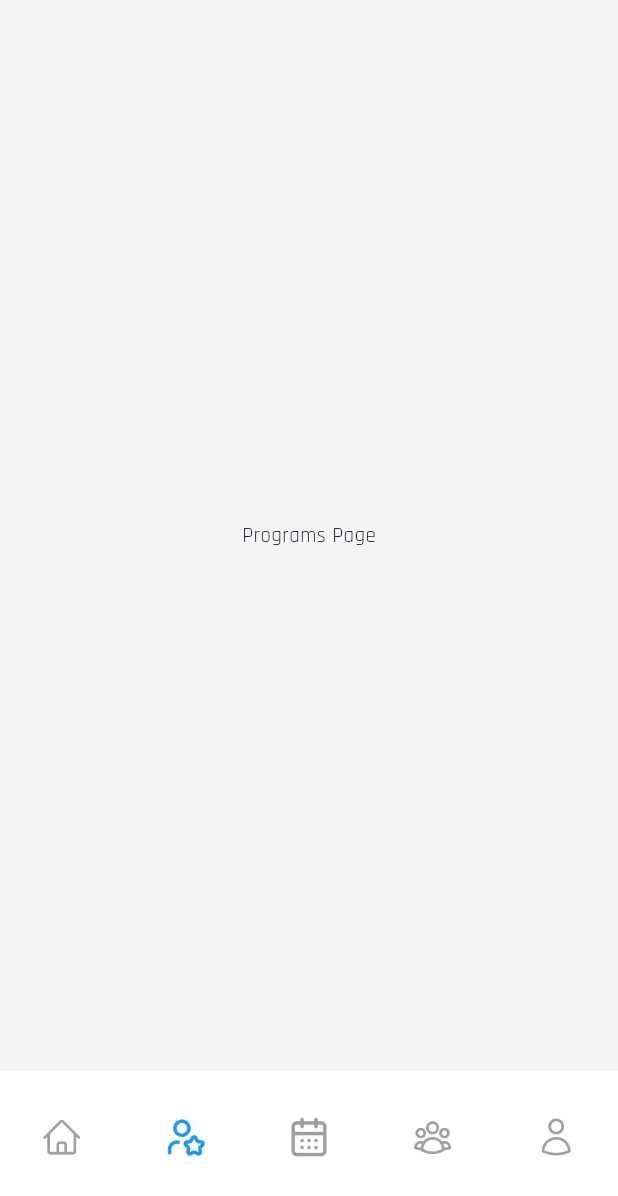
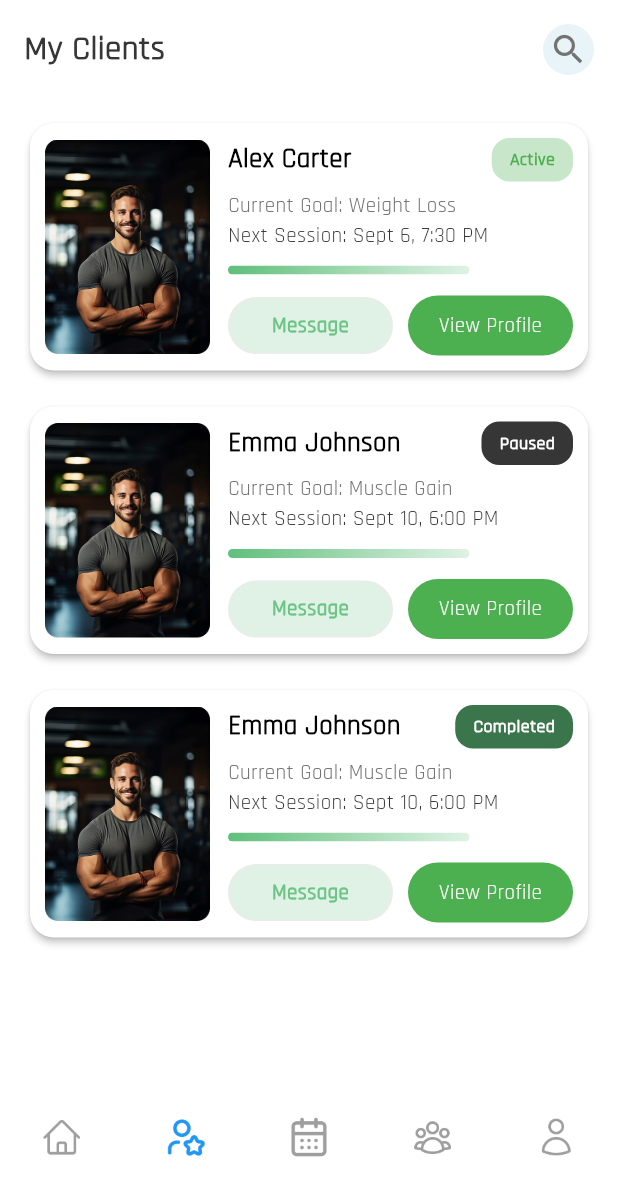
Before and after one commit to Dev-Ninjas-Backup/gokul_ramk, a Flutter app: the NavBarScreen screen opened by its route, item 2 of the bottom bar chosen, on a phone screen of 412 x 824 dp. Shown: the top 1196 px of the screen. Run offline on Flutter 3.47's test engine with Material 3 defaults, Android fonts, the phone set to English and light mode, and no system bars; our stand-ins replace carousel_slider, flutter_easyloading, flutter_screenutil, get, google_fonts, pinput and 1 more; missing offline and left inert: country_state_city_pro; accounts and stored records are empty.

Commit message:
my clients screen created

```diff
--- a/lib/core/utils/constants/imagepath.dart
+++ b/lib/core/utils/constants/imagepath.dart
@@ -9,4 +9,5 @@ class Imagepath {
   static String forgotBackground = 'assets/images/forgot_background.png';
   static String forgotMessage = 'assets/images/message_forgot.png';
   static String forgotEmail = 'assets/images/email_forgot.png';
+  static String trainer = 'assets/images/trainer.png';
 }
--- a/lib/features/trainer/bottom_navbar/screen/custom_navbar.dart
+++ b/lib/features/trainer/bottom_navbar/screen/custom_navbar.dart
@@ -1,6 +1,7 @@
 import 'package:flutter/material.dart';
 import 'package:get/get.dart';
 import 'package:gokul_ramk/features/trainer/bottom_navbar/controller/navbar_controller.dart';
+import 'package:gokul_ramk/features/trainer/my_clients/my_clients_screen/screen/my_clients_screen.dart';
 
 import '../../home/home_screen/screen/home_screen.dart';
 import '../../../../core/utils/constants/icon_path.dart';
@@ -14,7 +15,7 @@ class NavBarScreen extends StatelessWidget {
 
     final List<Widget> pages = [
       const HomeScreen(),
-      const Center(child: Text("Programs Page")),
+      const MyClientsScreen(),
       const Center(child: Text("Calendar Page")),
       const Center(child: Text("Group Page")),
       const Center(child: Text("Profile Page")),
@@ -28,13 +29,7 @@ class NavBarScreen extends StatelessWidget {
       IconPath.peopleIcon,
     ];
 
-    final List<String> labels = [
-      "",
-      "",
-      "",
-      "",
-      "",
-    ];
+    final List<String> labels = ["", "", "", "", ""];
 
     return Obx(
       () => Scaffold(
--- /dev/null
+++ b/lib/features/trainer/my_clients/my_clients_screen/controller/client_card_controller.dart
@@ -0,0 +1,29 @@
+import 'package:get/get.dart';
+import 'package:gokul_ramk/core/utils/constants/imagepath.dart';
+import 'package:gokul_ramk/features/trainer/my_clients/my_clients_screen/model/client_card_model.dart';
+
+class ClientCardController extends GetxController {
+  final trainer = <ClientCardModel>[
+    ClientCardModel(
+      name: "Alex Carter",
+      goal: "Weight Loss",
+      nextSession: "Sept 6, 7:30 PM",
+      imageUrl: Imagepath.trainer,
+      status: 'active',
+    ),
+    ClientCardModel(
+      name: "Emma Johnson",
+      goal: "Muscle Gain",
+      nextSession: "Sept 10, 6:00 PM",
+      imageUrl: Imagepath.trainer,
+      status: 'paused',
+    ),
+    ClientCardModel(
+      name: "Emma Johnson",
+      goal: "Muscle Gain",
+      nextSession: "Sept 10, 6:00 PM",
+      imageUrl: Imagepath.trainer,
+      status: 'completed',
+    ),
+  ].obs;
+}
--- /dev/null
+++ b/lib/features/trainer/my_clients/my_clients_screen/model/client_card_model.dart
@@ -0,0 +1,14 @@
+class ClientCardModel {
+  final String name;
+  final String goal;
+  final String nextSession;
+  final String imageUrl;
+  final String status;
+  ClientCardModel({
+    required this.name,
+    required this.goal,
+    required this.nextSession,
+    required this.imageUrl,
+    this.status = "",
+  });
+}
--- /dev/null
+++ b/lib/features/trainer/my_clients/my_clients_screen/screen/my_clients_screen.dart
@@ -0,0 +1,69 @@
+import 'package:flutter/material.dart';
+import 'package:get/get.dart';
+import 'package:gokul_ramk/core/common/styles/global_text_style.dart';
+import 'package:gokul_ramk/core/utils/constants/colors.dart';
+import 'package:gokul_ramk/features/trainer/my_clients/my_clients_screen/controller/client_card_controller.dart';
+import 'package:gokul_ramk/features/trainer/my_clients/my_clients_screen/widgets/client_card_widget.dart';
+
+class MyClientsScreen extends StatelessWidget {
+  const MyClientsScreen({super.key});
+
+  @override
+  Widget build(BuildContext context) {
+    final controller = Get.put(ClientCardController());
+
+    return Scaffold(
+      backgroundColor: AppColors.background,
+      body: SafeArea(
+        child: Padding(
+          padding: EdgeInsets.all(16),
+          child: Column(
+            children: [
+              Row(
+                mainAxisAlignment: MainAxisAlignment.start,
+                children: [
+                  Text(
+                    'My Clients',
+                    style: getTextStyle(
+                      fontSize: 22,
+                      fontWeight: FontWeight.w700,
+                      color: AppColors.primaryFontColor,
+                    ),
+                  ),
+                  Spacer(),
+                  Container(
+                    height: 34,
+                    width: 34,
+                    decoration: BoxDecoration(
+                      borderRadius: BorderRadius.circular(25),
+                      color: AppColors.secondaryButtonColor,
+                    ),
+                    child: Icon(
+                      Icons.search,
+                      size: 26,
+                      color: AppColors.secondaryFontColor,
+                    ),
+                  ),
+                ],
+              ),
+
+              SizedBox(height: 20),
+
+              Expanded(
+                child: Obx(() {
+                  return ListView.builder(
+                    itemCount: controller.trainer.length,
+                    itemBuilder: (context, index) {
+                      final trainer = controller.trainer[index];
+                      return ClientCardWidget(trainer: trainer);
+                    },
+                  );
+                }),
+              ),
+            ],
+          ),
+        ),
+      ),
+    );
+  }
+}
--- /dev/null
+++ b/lib/features/trainer/my_clients/my_clients_screen/widgets/client_card_widget.dart
@@ -0,0 +1,184 @@
+import 'package:flutter/material.dart';
+import 'package:get/get.dart';
+import 'package:gokul_ramk/core/common/styles/global_text_style.dart';
+import 'package:gokul_ramk/core/utils/constants/colors.dart';
+import 'package:gokul_ramk/features/trainer/my_clients/my_clients_screen/model/client_card_model.dart';
+
+class ClientCardWidget extends StatelessWidget {
+  final ClientCardModel trainer;
+
+  const ClientCardWidget({super.key, required this.trainer});
+
+  @override
+  Widget build(BuildContext context) {
+    return Padding(
+      padding: EdgeInsets.symmetric(vertical: 8.0),
+      child: Card(
+        color: AppColors.background,
+        elevation: 2,
+        shape: RoundedRectangleBorder(borderRadius: BorderRadius.circular(16)),
+        child: Padding(
+          padding: EdgeInsets.all(10),
+          child: Row(
+            children: [
+              ClipRRect(
+                borderRadius: BorderRadius.circular(6),
+                child: Image.asset(
+                  trainer.imageUrl,
+                  width: 110,
+                  fit: BoxFit.cover,
+                ),
+              ),
+              SizedBox(width: 12),
+              Expanded(
+                child: Column(
+                  crossAxisAlignment: CrossAxisAlignment.start,
+                  children: [
+                    Row(
+                      mainAxisAlignment: MainAxisAlignment.spaceBetween,
+                      children: [
+                        Text(
+                          trainer.name,
+                          style: getTextStyle(
+                            fontSize: 18,
+                            fontWeight: FontWeight.w600,
+                          ),
+                        ),
+                        Container(
+                          padding: EdgeInsets.symmetric(
+                            horizontal: 12,
+                            vertical: 6,
+                          ),
+                          decoration: BoxDecoration(
+                            color: trainer.status == "active"
+                                ? Colors.green.shade100
+                                : trainer.status == "paused"
+                                ? Color(0XFF363636)
+                                : Color(0XFF3B754B),
+                            borderRadius: BorderRadius.circular(12),
+                          ),
+                          child: Text(
+                            trainer.status.capitalizeFirst ?? trainer.status,
+                            style: getTextStyle(
+                              fontSize: 12,
+                              color: trainer.status == "active"
+                                  ? Colors.green
+                                  : trainer.status == "paused"
+                                  ? Colors.white
+                                  : Colors.white,
+                              fontWeight: FontWeight.w600,
+                            ),
+                          ),
+                        ),
+                      ],
+                    ),
+                    SizedBox(height: 6),
+                    Text(
+                      "Current Goal: ${trainer.goal}",
+                      style: getTextStyle(
+                        fontSize: 14,
+                        color: AppColors.secondaryFontColor,
+                        fontWeight: FontWeight.w500,
+                      ),
+                    ),
+                    Text(
+                      "Next Session: ${trainer.nextSession}",
+                      style: getTextStyle(
+                        fontSize: 14,
+                        color: AppColors.primaryFontColor,
+                        fontWeight: FontWeight.w500,
+                      ),
+                    ),
+                    SizedBox(height: 10),
+                    Container(
+                      height: 6,
+                      decoration: BoxDecoration(
+                        borderRadius: BorderRadius.circular(4),
+                        color: AppColors.background,
+                      ),
+                      child: ClipRRect(
+                        borderRadius: BorderRadius.circular(4),
+                        child: FractionallySizedBox(
+                          alignment: Alignment.centerLeft,
+                          widthFactor: 0.7,
+                          child: Container(
+                            decoration: BoxDecoration(
+                              gradient: LinearGradient(
+                                colors: [
+                                  AppColors.primaryColor,
+                                  AppColors.primaryColor.withValues(alpha: 0.2),
+                                ],
+                                begin: Alignment.centerLeft,
+                                end: Alignment.centerRight,
+                              ),
+                            ),
+                          ),
+                        ),
+                      ),
+                    ),
+
+                    SizedBox(height: 14),
+                    Row(
+                      children: [
+                        Expanded(
+                          child: GestureDetector(
+                            onTap: () {},
+                            child: Container(
+                              padding: EdgeInsets.symmetric(vertical: 8),
+                              decoration: BoxDecoration(
+                                color: AppColors.primaryColor.withValues(
+                                  alpha: .2,
+                                ),
+                                border: Border.all(
+                                  color: AppColors.borderColor,
+                                ),
+                                borderRadius: BorderRadius.circular(20),
+                              ),
+                              alignment: Alignment.center,
+                              child: Text(
+                                "Message",
+                                style: getTextStyle(
+                                  fontSize: 14,
+                                  fontWeight: FontWeight.w600,
+                                  color: AppColors.primaryColor.withValues(
+                                    alpha: .9,
+                                  ),
+                                ),
+                              ),
+                            ),
+                          ),
+                        ),
+                        SizedBox(width: 10),
+                        Expanded(
+                          child: GestureDetector(
+                            onTap: () {},
+                            child: Container(
+                              padding: EdgeInsets.symmetric(vertical: 10),
+                              decoration: BoxDecoration(
+                                color: Colors.green,
+                                borderRadius: BorderRadius.circular(20),
+                              ),
+                              alignment: Alignment.center,
+                              child: Text(
+                                "View Profile",
+                                style: getTextStyle(
+                                  fontSize: 14,
+                                  fontWeight: FontWeight.w500,
+                                  color: AppColors.textFieldFillColor,
+                                ),
+                              ),
+                            ),
+                          ),
+                        ),
+                      ],
+                    ),
+                  ],
+                ),
+              ),
+            ],
+          ),
+        ),
+      ),
+    );
+  }
+}
```
Also changed, not shown: assets/images/trainer.png (added).
